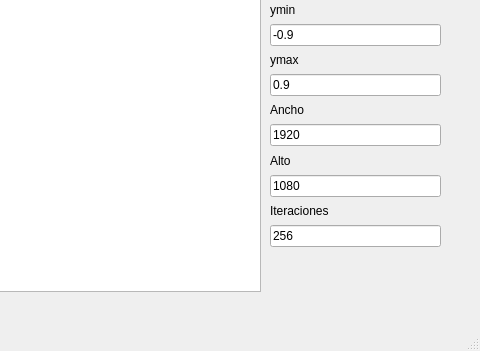
Before: the Qt Designer form MandelbrotGUI.ui in Gonzml1/Boundary, drawn with Qt 5; both pictures show x 520 to 1000 and y 249 to 600 of the 1000 by 600 pixel window.
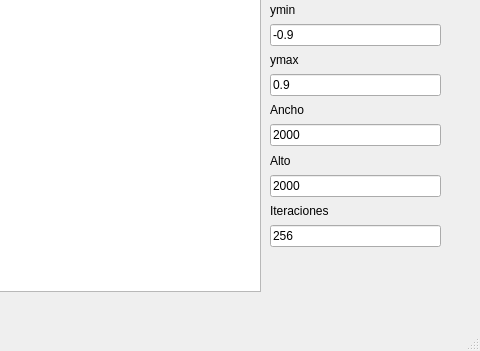
After: the same form once the commit is applied.

The edit to the form file:
```diff
--- a/MandelbrotGUI.ui
+++ b/MandelbrotGUI.ui
@@ -103,7 +103,7 @@
      <item>
       <widget class="QLineEdit" name="width_entrada">
        <property name="text">
-        <string>1920</string>
+        <string>2000</string>
        </property>
       </widget>
      </item>
@@ -117,7 +117,7 @@
      <item>
       <widget class="QLineEdit" name="high_entrada">
        <property name="text">
-        <string>1080</string>
+        <string>2000</string>
        </property>
       </widget>
      </item>
```
